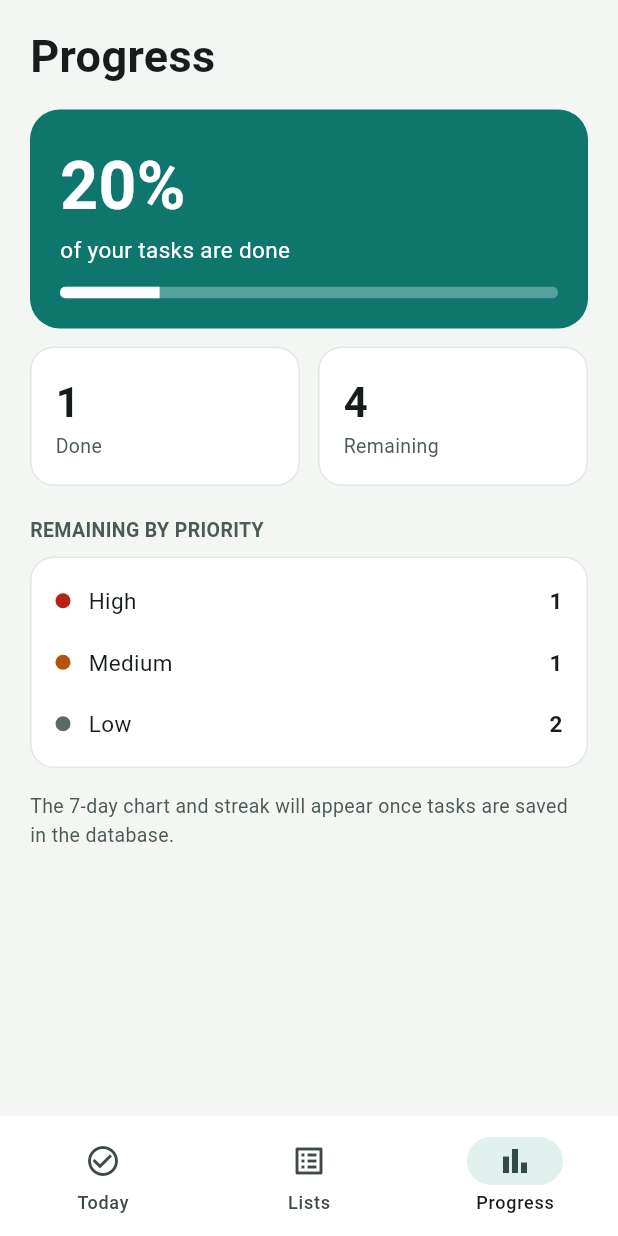
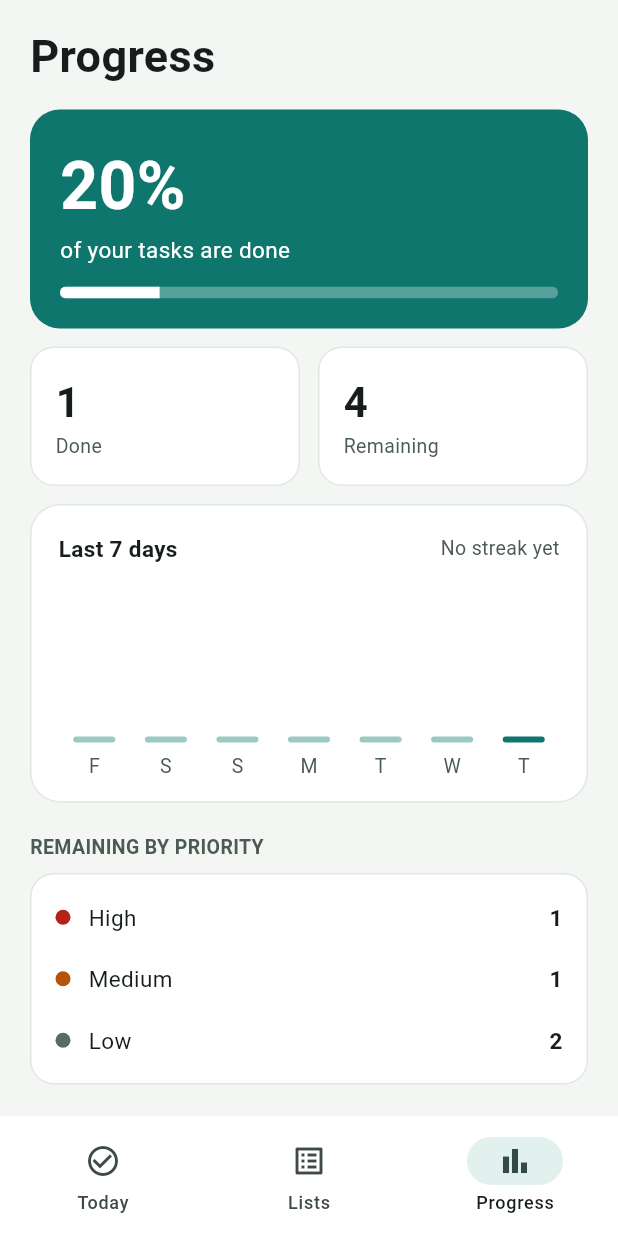
Before and after one commit to Engrcirs/todo_listapp, a Flutter app: the screen it shows after launch, item 3 of the bottom bar chosen, on a phone screen of 412 x 824 dp. Run offline on Flutter 3.47's test engine with Material 3 defaults, Android fonts, the phone set to English and light mode, and no system bars; our stand-ins replace flutter_riverpod, go_router, shared_preferences.

Commit message:
Add 7-day chart and streak, remove swipe delete

```diff
--- a/lib/features/progress/progress_screen.dart
+++ b/lib/features/progress/progress_screen.dart
@@ -1,5 +1,6 @@
 import 'package:flutter/material.dart';
 import 'package:flutter_riverpod/flutter_riverpod.dart';
+import 'package:todo_listapp/features/progress/progress_stats.dart';
 import 'package:todo_listapp/features/tasks/domain/task.dart';
 import 'package:todo_listapp/features/tasks/presentation/task_providers.dart';
 import 'package:todo_listapp/features/tasks/presentation/widgets/task_tile.dart';
@@ -53,6 +54,8 @@ class ProgressScreen extends ConsumerWidget {
                 Expanded(child: _Stat(label: 'Remaining', value: remaining)),
               ],
             ),
+            const SizedBox(height: 12),
+            _WeekCard(days: lastDays(tasks), streak: currentStreak(tasks)),
             const SizedBox(height: 20),
             const Text(
               'REMAINING BY PRIORITY',
@@ -90,13 +93,81 @@ class ProgressScreen extends ConsumerWidget {
                 ],
               ),
             ),
-            const SizedBox(height: 16),
-            const Text(
-              'The 7-day chart and streak will appear once tasks are saved in the database.',
-              style: TextStyle(fontSize: 13, color: Color(0xFF4B5A54)),
-            ),
           ],
         ),
+      ),
+    );
+  }
+}
+
+class _WeekCard extends StatelessWidget {
+  const _WeekCard({required this.days, required this.streak});
+
+  final List<DayCount> days;
+  final int streak;
+
+  static const _initials = ['M', 'T', 'W', 'T', 'F', 'S', 'S'];
+
+  @override
+  Widget build(BuildContext context) {
+    final maxCount = days.fold<int>(0, (m, d) => d.count > m ? d.count : m);
+    final primary = Theme.of(context).colorScheme.primary;
+    final streakText = streak == 0 ? 'No streak yet' : '$streak day streak';
+
+    return Container(
+      padding: const EdgeInsets.fromLTRB(18, 18, 18, 14),
+      decoration: BoxDecoration(
+        color: Colors.white,
+        borderRadius: BorderRadius.circular(20),
+        border: Border.all(color: const Color(0xFFE1E7E2)),
+      ),
+      child: Column(
+        crossAxisAlignment: CrossAxisAlignment.start,
+        children: [
+          Row(
+            mainAxisAlignment: MainAxisAlignment.spaceBetween,
+            children: [
+              const Text('Last 7 days', style: TextStyle(fontSize: 15, fontWeight: FontWeight.w700)),
+              Text(streakText, style: const TextStyle(fontSize: 13, color: Color(0xFF4B5A54))),
+            ],
+          ),
+          const SizedBox(height: 14),
+          SizedBox(
+            height: 130,
+            child: Row(
+              crossAxisAlignment: CrossAxisAlignment.end,
+              children: [
+                for (var i = 0; i < days.length; i++)
+                  Expanded(
+                    child: Semantics(
+                      label: '${days[i].count} tasks completed',
+                      child: Column(
+                        mainAxisAlignment: MainAxisAlignment.end,
+                        children: [
+                          if (days[i].count > 0)
+                            Text('${days[i].count}', style: const TextStyle(fontSize: 12, fontWeight: FontWeight.w700)),
+                          const SizedBox(height: 4),
+                          Container(
+                            width: 28,
+                            height: maxCount == 0 ? 4 : 4 + 76 * days[i].count / maxCount,
+                            decoration: BoxDecoration(
+                              color: i == days.length - 1 ? primary : const Color(0xFF9CC9C3),
+                              borderRadius: BorderRadius.circular(6),
+                            ),
+                          ),
+                          const SizedBox(height: 6),
+                          Text(
+                            _initials[days[i].day.weekday - 1],
+                            style: const TextStyle(fontSize: 13, color: Color(0xFF4B5A54)),
+                          ),
+                        ],
+                      ),
+                    ),
+                  ),
+              ],
+            ),
+          ),
+        ],
       ),
     );
   }
--- /dev/null
+++ b/lib/features/progress/progress_stats.dart
@@ -0,0 +1,44 @@
+import 'package:todo_listapp/features/tasks/domain/task.dart';
+
+DateTime _dayOnly(DateTime d) => DateTime(d.year, d.month, d.day);
+
+class DayCount {
+  const DayCount(this.day, this.count);
+
+  final DateTime day;
+  final int count;
+}
+
+/// Tasks completed on each of the last [days] days, oldest first.
+List<DayCount> lastDays(List<Task> tasks, {int days = 7}) {
+  final today = _dayOnly(DateTime.now());
+  return [
+    for (var i = days - 1; i >= 0; i--)
+      () {
+        final day = DateTime(today.year, today.month, today.day - i);
+        final count = tasks
+            .where((t) => t.completedAt != null && _dayOnly(t.completedAt!) == day)
+            .length;
+        return DayCount(day, count);
+      }(),
+  ];
+}
+
+/// Consecutive days with at least one completed task. If nothing is done
+/// yet today, the streak still counts up to yesterday.
+int currentStreak(List<Task> tasks) {
+  final days = {
+    for (final t in tasks)
+      if (t.completedAt != null) _dayOnly(t.completedAt!),
+  };
+  final today = _dayOnly(DateTime.now());
+  var day = days.contains(today)
+      ? today
+      : DateTime(today.year, today.month, today.day - 1);
+  var streak = 0;
+  while (days.contains(day)) {
+    streak++;
+    day = DateTime(day.year, day.month, day.day - 1);
+  }
+  return streak;
+}
--- a/lib/features/tasks/presentation/widgets/task_tile.dart
+++ b/lib/features/tasks/presentation/widgets/task_tile.dart
@@ -17,6 +17,7 @@ class TaskTile extends ConsumerWidget {
   @override
   Widget build(BuildContext context, WidgetRef ref) {
     final notifier = ref.read(tasksProvider.notifier);
+    final messenger = ScaffoldMessenger.of(context);
     final dueText = task.dueAt == null
         ? 'No time'
         : TimeOfDay.fromDateTime(task.dueAt!).format(context);
@@ -24,7 +25,20 @@ class TaskTile extends ConsumerWidget {
     return Dismissible(
       key: ValueKey(task.id),
       direction: DismissDirection.endToStart,
-      onDismissed: (_) => notifier.remove(task.id),
+      onDismissed: (_) {
+        notifier.remove(task.id);
+        messenger
+          ..hideCurrentSnackBar()
+          ..showSnackBar(
+            SnackBar(
+              content: const Text('Task deleted'),
+              action: SnackBarAction(
+                label: 'Undo',
+                onPressed: () => notifier.restore(task),
+              ),
+            ),
+          );
+      },
       background: Container(
         margin: const EdgeInsets.only(bottom: 8),
         padding: const EdgeInsets.only(right: 20),
```
